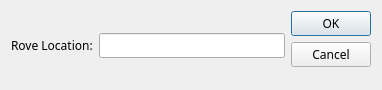
This is not1mm/data/rover.ui in mbridak/not1mm as Qt 5 draws it before an edit. The edited form follows.
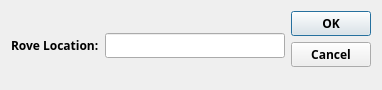
This is the edited form.

Commit message: @mbridak Add font weight property to UI files for consistency

```diff
--- a/not1mm/data/rover.ui
+++ b/not1mm/data/rover.ui
@@ -13,6 +13,7 @@
   <property name="font">
    <font>
     <family>JetBrains Mono</family>
+    <weight>100</weight>
    </font>
   </property>
   <property name="windowTitle">
```
The commit also changes 14 other files.
